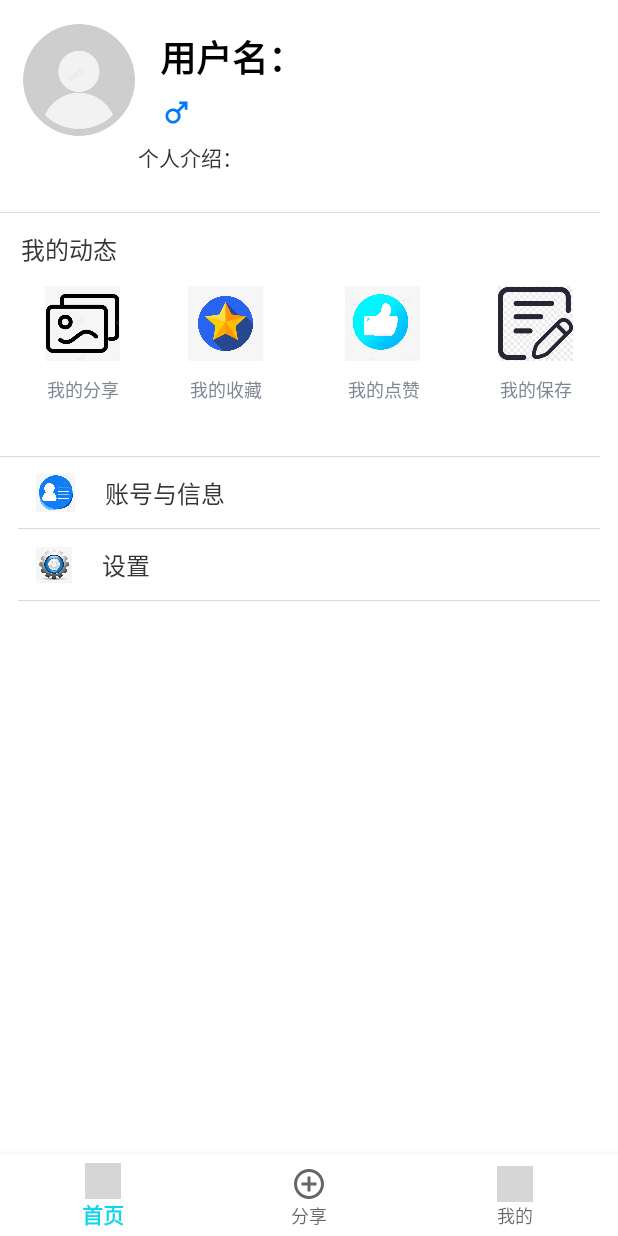
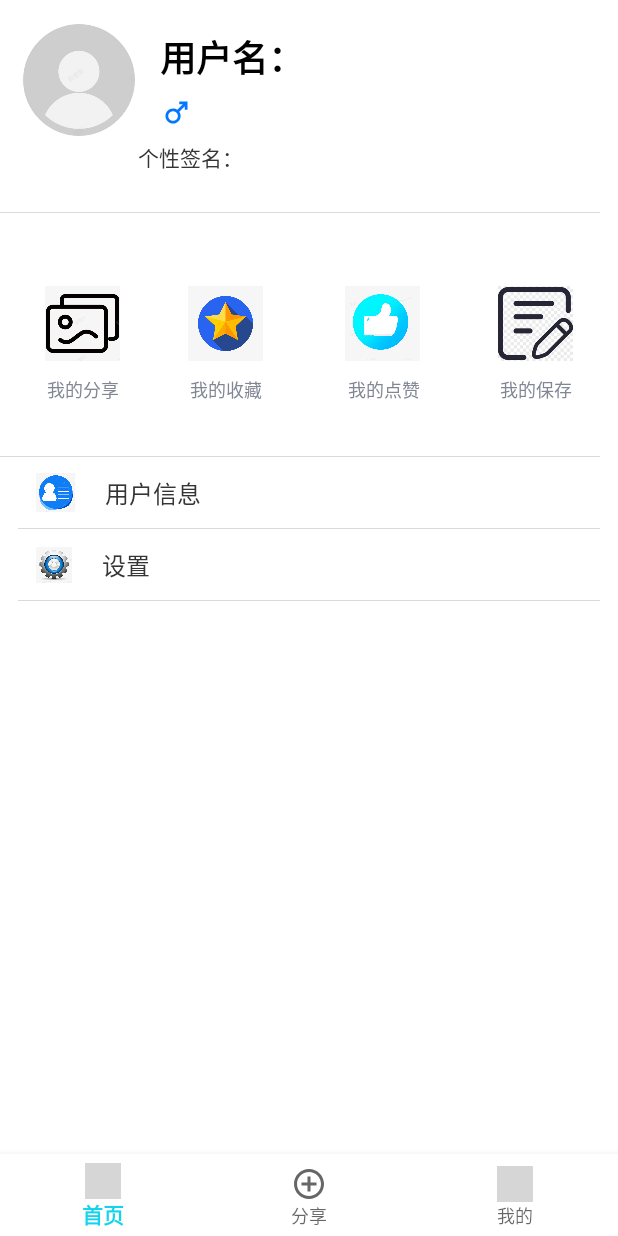
Before and after one commit to 1473203493/PhotoSharing, an Android app: the fragment MineFragment placed in its activity, on a phone screen of 412 x 824 dp. Run offline under Robolectric (Android 15) with nearby library versions, the phone set to English and light mode, and no system bars; our stand-ins replace CircleImageView, Picasso; pictures from the network do not load; grey boxes are pictures that could not be loaded.

Commit message:
Update fragment_mine.xml
change

```diff
--- a/app/src/main/res/layout/fragment_mine.xml
+++ b/app/src/main/res/layout/fragment_mine.xml
@@ -86,7 +86,7 @@
                 android:layout_toRightOf="@id/iv_avatar"
                 android:layout_marginLeft="1dp"
                 android:layout_marginTop="8dp"
-                android:text="个人介绍："
+                android:text="个性签名："
                 android:textColor="#353535"
                 android:textSize="14sp"
                 android:maxLines="3"
@@ -114,7 +114,7 @@
                 android:layout_width="wrap_content"
                 android:layout_height="wrap_content"
                 android:layout_marginLeft="14dp"
-                android:text="我的动态"
+                android:text=""
                 android:textColor="#353535"
                 android:textSize="16sp" />
 
@@ -241,7 +241,7 @@
                 android:layout_centerVertical="true"
                 android:layout_marginLeft="20dp"
                 android:layout_toRightOf="@id/information1"
-                android:text="账号与信息"
+                android:text="用户信息"
                 android:textColor="#353535"
                 android:textSize="16sp"
                 android:clickable="true"/>
```
